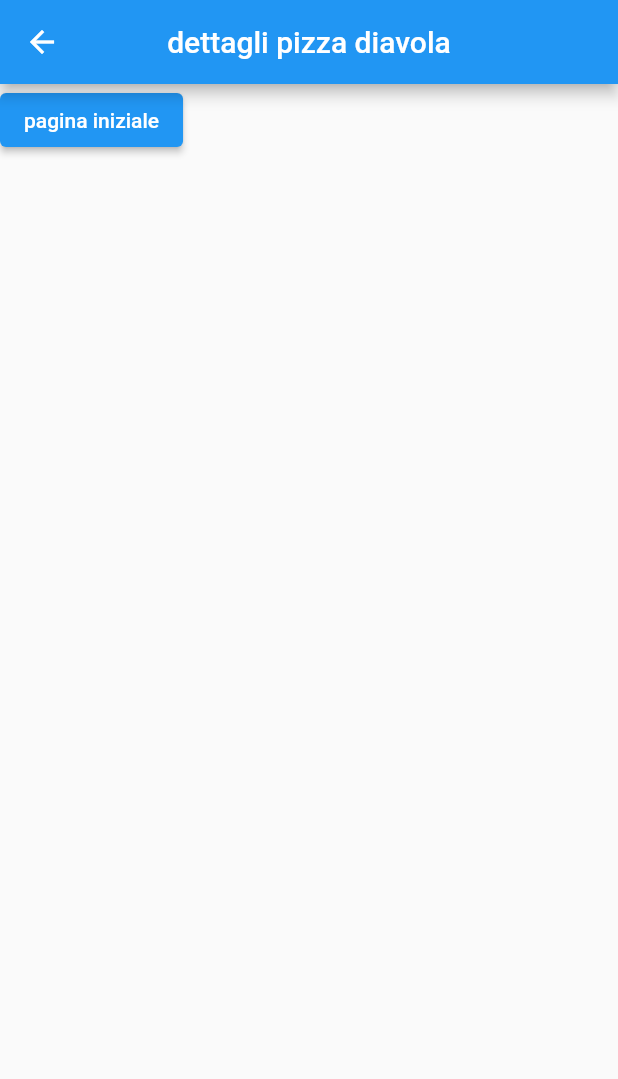
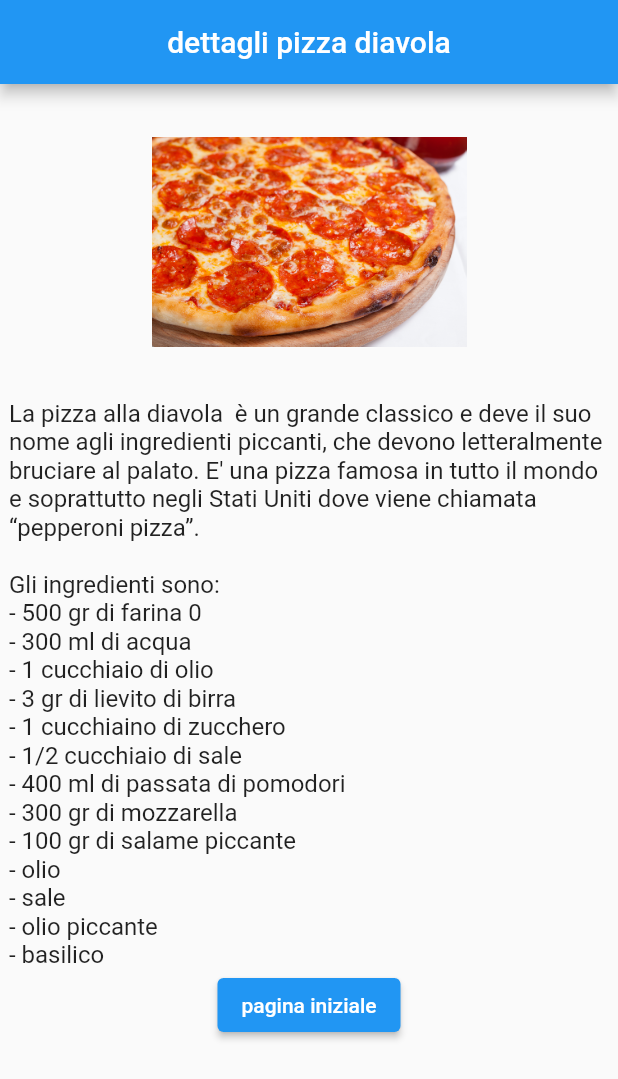
Before and after one commit to francoforte123/app_flutter_dettagli_immagini, a Flutter app: the DettagliPizzaDiavola screen opened directly, on a phone screen of 412 x 824 dp. Shown: the top 1079 px of the screen. Run offline on Flutter 3.47's test engine with Material 2 defaults, Android fonts, the phone set to English and light mode, and no system bars.

Commit message:
add new code

```diff
--- a/lib/screens/DettagliPizzaDiavola.dart
+++ b/lib/screens/DettagliPizzaDiavola.dart
@@ -8,13 +8,47 @@ class DettagliPizzaDiavola extends StatelessWidget {
   Widget build(BuildContext context) {
     return Scaffold(
       appBar: AppBar(
+        automaticallyImplyLeading: false,
         centerTitle: true,
         title: const Text(
           "dettagli pizza diavola"
         ),
       ),
-      body: Column(
+      body: Center(
+        child: Column(
           children: [
+            Image.asset(
+                "images/pizza-diavola.png",
+              width: 210,
+              height: 210,
+            ),
+            const Padding(
+              padding: EdgeInsets.only(left: 6, right: 6),
+              child: Text(
+                  "La pizza alla diavola  è un grande classico e deve il suo nome "
+                      "agli ingredienti piccanti, che devono letteralmente bruciare "
+                      "al palato. E' una pizza famosa in tutto il mondo e soprattutto"
+                      " negli Stati Uniti dove viene chiamata “pepperoni pizza”. "
+                "\n\nGli ingredienti sono:"
+                  "\n- 500 gr di farina 0"
+                  "\n- 300 ml di acqua"
+                  "\n- 1 cucchiaio di olio"
+                  "\n- 3 gr di lievito di birra"
+                  "\n- 1 cucchiaino di zucchero"
+                  "\n- 1/2 cucchiaio di sale"
+                  "\n- 400 ml di passata di pomodori"
+                  "\n- 300 gr di mozzarella"
+                  "\n- 100 gr di salame piccante"
+                  "\n- olio"
+                  "\n- sale"
+                  "\n- olio piccante"
+                  "\n- basilico",
+
+                style: TextStyle(
+                  fontSize: 16
+                ),
+              ),
+            ),
             ElevatedButton(
                 onPressed: (){
                   Navigator.pop(context);
@@ -25,6 +59,7 @@ class DettagliPizzaDiavola extends StatelessWidget {
             ),
           ],
         ),
+      ),
     );
   }
 }
--- a/lib/screens/ScreenDettagli.dart
+++ b/lib/screens/ScreenDettagli.dart
@@ -7,17 +7,51 @@ class ScreenDettagli extends StatelessWidget {
   Widget build(BuildContext context) {
     return Scaffold(
       appBar: AppBar(
+        automaticallyImplyLeading: false,
         centerTitle: true,
         title: const Text("dettagli pizza margherita"),
       ),
-      body: Column(
-        children: [
-          ElevatedButton(onPressed: (){
-            Navigator.pop(context);
-          }, child: const Text("cambia pagina")
-          ),
-          const Text("questa è una descrizione della pizza")
-        ],
+      body: Center(
+        child: Column(
+          children: [
+            Image.asset(
+                "images/pizza_margherita.png",
+              width: 210,
+              height: 210,
+            ),
+
+            const Padding(
+              padding: EdgeInsets.only(right: 6, left: 6),
+              child: Text(
+                  "La pizza Margherita è la tipica pizza napoletana, condita con"
+                  "pomodoro, mozzarella , basilico fresco, sale e olio; è, assieme "
+                      "alla pizza marinara, la più popolare pizza italiana. Rappresenta "
+                      "sicuramente il simbolo per antonomasia del patrimonio culturale "
+                      "e culinario italiano, diffusa per la sua fama in tutto il mondo."
+                "\n\nGli ingredienti sono:"
+                "\n- farina manitoba;"
+                "\n- farina 00;"
+                "\n- acqua;"
+                "\n- sale fino;"
+                "\n- lievito di birra fresco."
+                "\n\nPer condire:"
+                "\n- passata di pomodoro"
+                "\n- mozzarella"
+                "\n- basilico"
+                "\n- olio exastravergine d'oliva"
+                ,
+                style: TextStyle(
+                  fontSize: 16,
+                ),
+              ),
+            ),
+
+            ElevatedButton(onPressed: (){
+              Navigator.pop(context);
+             }, child: const Text("pagina iniziale")
+            ),
+          ],
+        ),
       ),
     );
   }
--- a/lib/screens/ScreenImmaginiGrid.dart
+++ b/lib/screens/ScreenImmaginiGrid.dart
@@ -40,7 +40,7 @@ class ScreenImmaginiGrid extends StatelessWidget {
             onTap: (){
               Navigator.push(context, MaterialPageRoute<void>(builder: (context) => const DettagliPizzaOrtolana()));
             },
-            child: Image.asset("images/pizza-ortolana.png",
+            child: Image.asset("images/pizza_ortolana.png",
               width: 100,
               height: 190,
               fit: BoxFit.fill,
--- a/pubspec.yaml
+++ b/pubspec.yaml
@@ -62,6 +62,7 @@ flutter:
   assets:
      - images/pizza_margherita.png
      - images/pizza-diavola.png
+     - images/pizza_ortolana.png
 
   # An image asset can refer to one or more resolution-specific "variants", see
   # https://flutter.dev/assets-and-images/#resolution-aware
```
Also changed, not shown: lib/screens/DettagliPizzaOrtolana.dart (+42 -5 lines), images/pizza_ortolana.png (added). Lines whose indentation alone changed are shown as unchanged.
